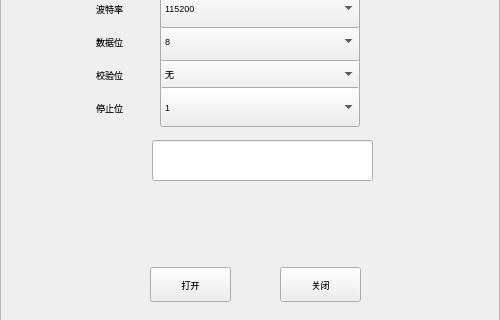
Qt form serial.ui (thewayI/tiny4412) before a commit; both pictures show x 0 to 500 and y 153 to 473 of the 500 by 600 pixel window.
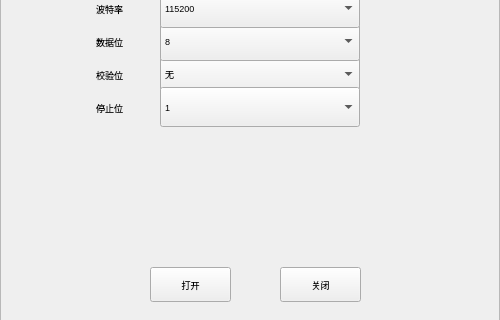
The same form after that commit. Icons and pictures are not drawn.

Diff of the .ui file:
```diff
--- a/serial.ui
+++ b/serial.ui
@@ -388,16 +388,6 @@
     <string>关闭</string>
    </property>
   </widget>
-  <widget class="QLineEdit" name="lineEdit_serialView">
-   <property name="geometry">
-    <rect>
-     <x>152</x>
-     <y>293</y>
-     <width>221</width>
-     <height>41</height>
-    </rect>
-   </property>
-  </widget>
   <widget class="QLabel" name="statusBar">
    <property name="geometry">
     <rect>
```
Left out of the diff: 1 changed line with no effect on the pictures.
